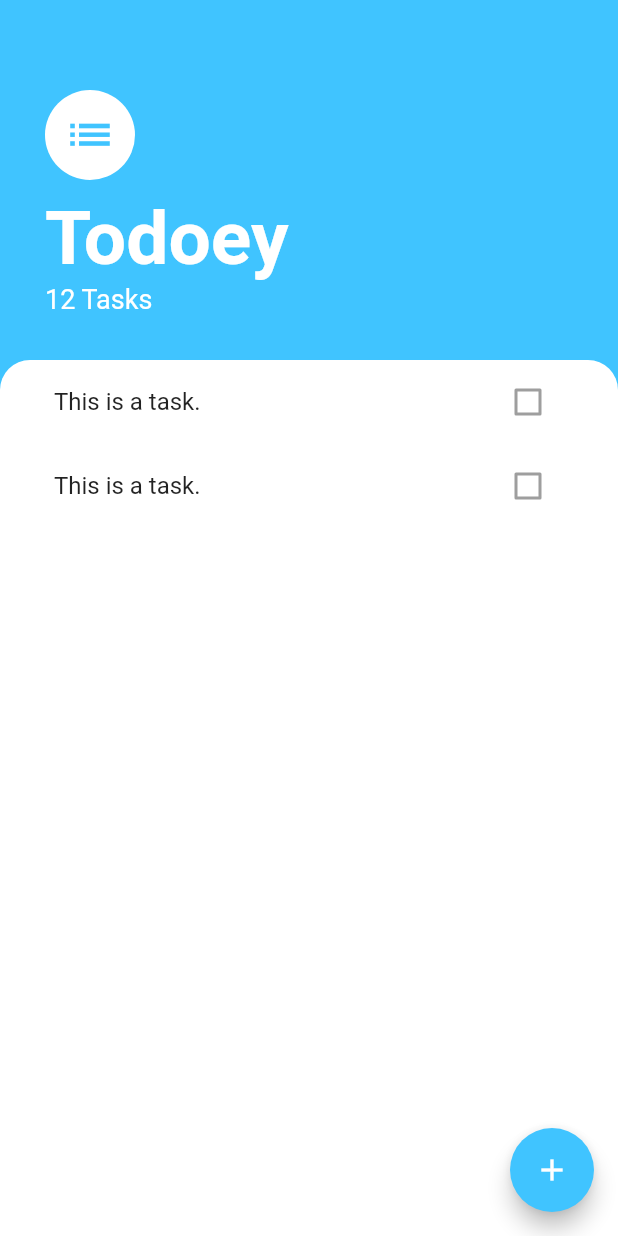
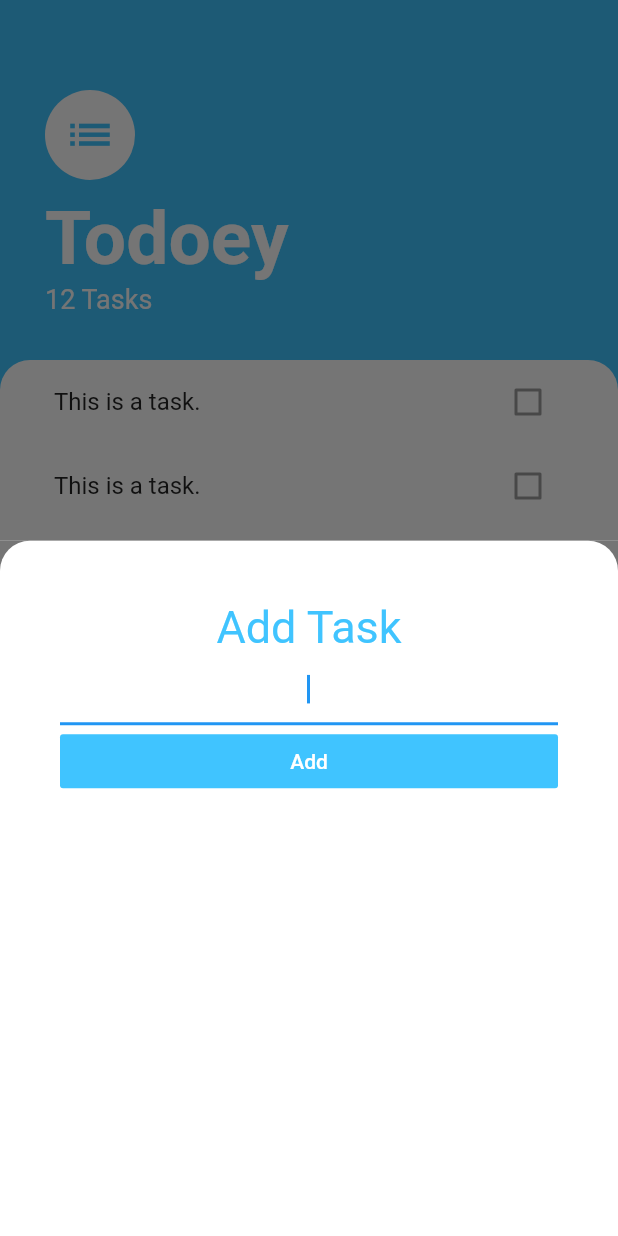
Before and after one commit to 3k1l/jaeyeon_flutter, a Flutter app: the screen it shows after launch, after a tap on the "add" icon, on a phone screen of 412 x 824 dp. Run offline on Flutter 3.47's test engine with Material 2 defaults, Android fonts, the light colour scheme and no system bars; missing offline and left inert: dart:ffi.

Commit message:
add task list

```diff
--- /dev/null
+++ b/todoey/lib/screens/add_task_screen.dart
@@ -0,0 +1,40 @@
+import 'package:flutter/material.dart';
+
+class AddTaskScreen extends StatelessWidget {
+  @override
+  Widget build(BuildContext context) {
+    return Container(
+      color: Color(0xff757575),
+      child: Container(
+        padding: EdgeInsets.all(40.0),
+        decoration: BoxDecoration(
+          color: Colors.white,
+          borderRadius: BorderRadius.only(
+            topLeft: Radius.circular(20.0),
+            topRight: Radius.circular(20.0),
+          ),
+        ),
+        child: Column(
+          crossAxisAlignment: CrossAxisAlignment.stretch,
+          children: [
+            Text(
+              "Add Task",
+              textAlign: TextAlign.center,
+              style: TextStyle(fontSize: 30.0, color: Colors.lightBlueAccent),
+            ),
+            TextField(
+              autofocus: true,
+              textAlign: TextAlign.center,
+            ),
+            FlatButton(
+              onPressed: (){},
+
+              child: Text('Add', style: TextStyle(color: Colors.white),),
+              color: Colors.lightBlueAccent,
+            )
+          ],
+        ),
+      ),
+    );
+  }
+}
--- a/todoey/lib/screens/task_screen.dart
+++ b/todoey/lib/screens/task_screen.dart
@@ -1,13 +1,16 @@
 import 'dart:ffi';
 
 import 'package:flutter/material.dart';
+import 'package:todoey/screens/add_task_screen.dart';
 import 'package:todoey/widgets/tasks_list.dart';
 
 class TaskScreen extends StatelessWidget {
 
   Widget buildButtonSheet(BuildContext context){
     return Container(
-
+      child: Center(
+        child: Text("this is a bottom sheet"),
+      ),
     );
   }
   @override
@@ -18,7 +21,7 @@ class TaskScreen extends StatelessWidget {
         backgroundColor: Colors.lightBlueAccent,
         child: Icon(Icons.add),
         onPressed: (){
-          showModalBottomSheet(context: context, builder: null);
+          showModalBottomSheet(context: context, builder: (context) => AddTaskScreen());
         },
       ),
       body: Column(
```
Also changed, not shown: todoey/pubspec.yaml (+1 -50 lines), todoey/pubspec.lock, 1 other file.
